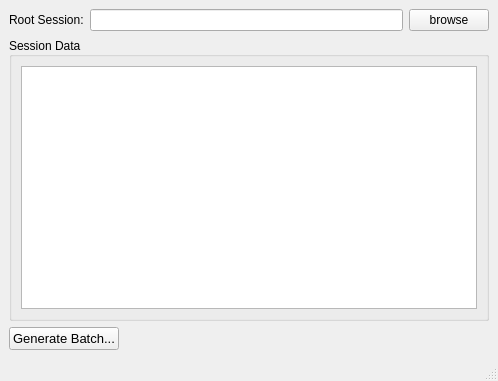
Old version of the form bb_python/bbRenderBoxx/ui/bbRenderBoxx_UI.ui in the repository Chicane5/ByteBoxx.
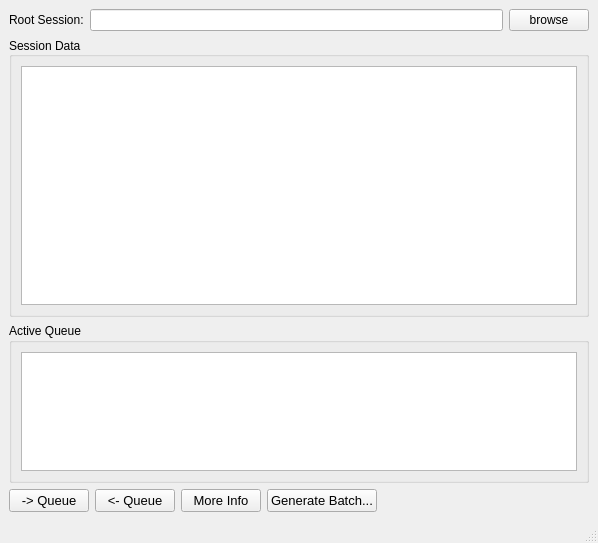
New version of the form.

Commit message: gitignore & Info DLg box

What changed in the file:
```diff
--- a/bb_python/bbRenderBoxx/ui/bbRenderBoxx_UI.ui
+++ b/bb_python/bbRenderBoxx/ui/bbRenderBoxx_UI.ui
@@ -6,15 +6,15 @@
    <rect>
     <x>0</x>
     <y>0</y>
-    <width>498</width>
-    <height>381</height>
+    <width>598</width>
+    <height>543</height>
    </rect>
   </property>
   <property name="windowTitle">
    <string>ByteBoxx::RENDERBOXX v1.01</string>
   </property>
   <widget class="QWidget" name="centralwidget">
-   <layout class="QVBoxLayout" name="verticalLayout_2">
+   <layout class="QVBoxLayout" name="verticalLayout_3">
     <item>
      <layout class="QHBoxLayout" name="horizontalLayout_2">
       <item>
@@ -55,13 +55,80 @@
       </property>
       <layout class="QVBoxLayout" name="verticalLayout">
        <item>
-        <widget class="QTreeView" name="treeView_dataSets"/>
+        <widget class="QTreeView" name="treeView_dataSets">
+         <property name="minimumSize">
+          <size>
+           <width>0</width>
+           <height>0</height>
+          </size>
+         </property>
+        </widget>
+       </item>
+      </layout>
+     </widget>
+    </item>
+    <item>
+     <widget class="QGroupBox" name="groupBox_queue">
+      <property name="sizePolicy">
+       <sizepolicy hsizetype="Preferred" vsizetype="Maximum">
+        <horstretch>0</horstretch>
+        <verstretch>0</verstretch>
+       </sizepolicy>
+      </property>
+      <property name="maximumSize">
+       <size>
+        <width>16777215</width>
+        <height>160</height>
+       </size>
+      </property>
+      <property name="title">
+       <string>Active Queue</string>
+      </property>
+      <layout class="QVBoxLayout" name="verticalLayout_2">
+       <item>
+        <widget class="QListWidget" name="listWidget_queue"/>
        </item>
       </layout>
      </widget>
     </item>
     <item>
      <layout class="QHBoxLayout" name="horizontalLayout">
+      <item>
+       <widget class="QPushButton" name="pushButton_addQueue">
+        <property name="font">
+         <font>
+          <pointsize>10</pointsize>
+         </font>
+        </property>
+        <property name="text">
+         <string>-&gt; Queue</string>
+        </property>
+       </widget>
+      </item>
+      <item>
+       <widget class="QPushButton" name="pushButton_remQueue">
+        <property name="font">
+         <font>
+          <pointsize>10</pointsize>
+         </font>
+        </property>
+        <property name="text">
+         <string>&lt;- Queue</string>
+        </property>
+       </widget>
+      </item>
+      <item>
+       <widget class="QPushButton" name="pushButton_info">
+        <property name="font">
+         <font>
+          <pointsize>10</pointsize>
+         </font>
+        </property>
+        <property name="text">
+         <string>More Info</string>
+        </property>
+       </widget>
+      </item>
       <item>
        <widget class="QPushButton" name="pushButton_genBatch">
         <property name="font">
@@ -81,7 +148,7 @@
         </property>
         <property name="sizeHint" stdset="0">
          <size>
-          <width>408</width>
+          <width>168</width>
           <height>20</height>
          </size>
         </property>
```
Left out of the diff: 2 changed lines with no effect on the pictures. The commit also changes 7 other files.
